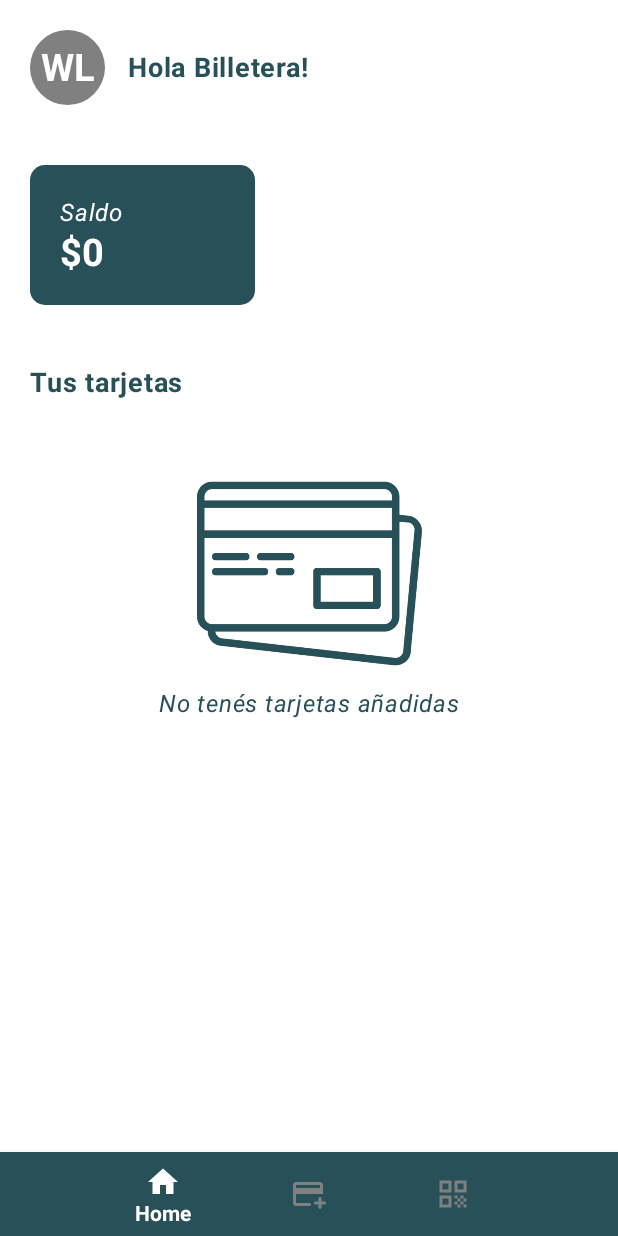
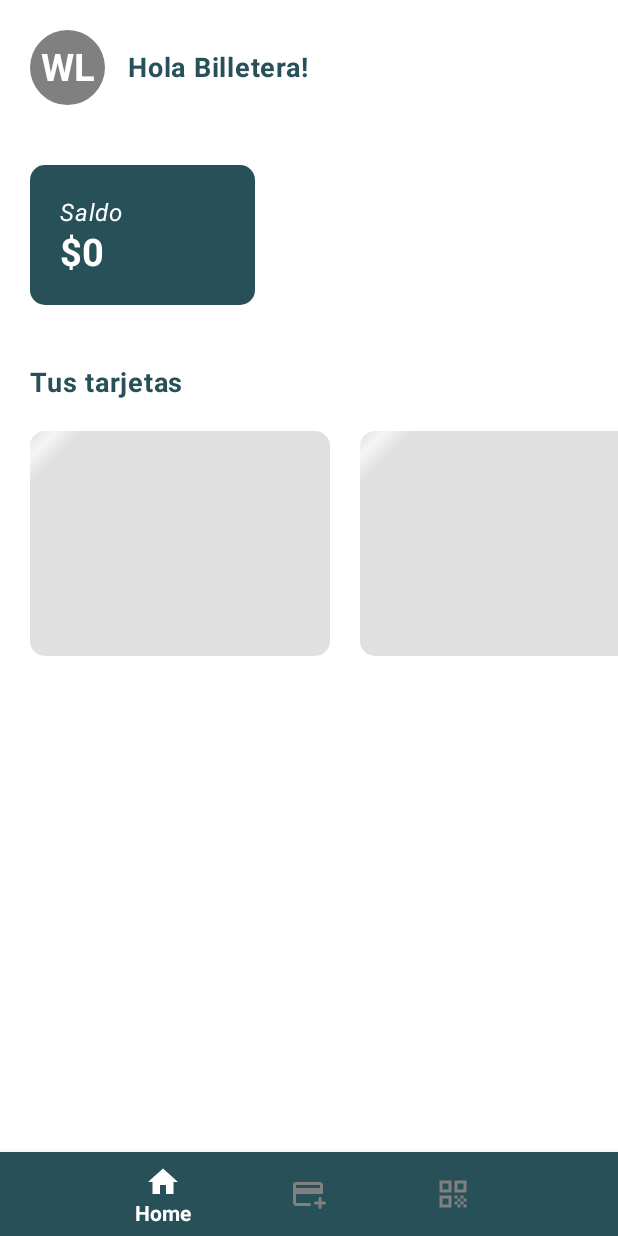
Before and after one commit to Lucas-Zacarias/Eldar-Wallet, an Android app built with Jetpack Compose: the HomeFragment screen opened directly, with no data from a screen before it, on a phone screen of 412 x 824 dp. Run offline under Robolectric (Android 15) with nearby library versions, the light colour scheme and no system bars; our stand-ins replace Dagger/Hilt's generated code, Room's generated code, constraintlayout-compose, livedata-compose.

Commit message:
a card shimmer was added

```diff
--- a/app/src/main/java/com/wallet/ui/home/HomeScreen.kt
+++ b/app/src/main/java/com/wallet/ui/home/HomeScreen.kt
@@ -3,6 +3,7 @@ package com.wallet.ui.home
 import androidx.compose.foundation.Image
 import androidx.compose.foundation.background
 import androidx.compose.foundation.clickable
+import androidx.compose.foundation.horizontalScroll
 import androidx.compose.foundation.isSystemInDarkTheme
 import androidx.compose.foundation.layout.Arrangement
 import androidx.compose.foundation.layout.Box
@@ -17,6 +18,7 @@ import androidx.compose.foundation.layout.size
 import androidx.compose.foundation.layout.width
 import androidx.compose.foundation.lazy.LazyRow
 import androidx.compose.foundation.lazy.items
+import androidx.compose.foundation.rememberScrollState
 import androidx.compose.foundation.shape.CircleShape
 import androidx.compose.foundation.shape.RoundedCornerShape
 import androidx.compose.material3.Card
@@ -24,10 +26,13 @@ import androidx.compose.material3.CardDefaults
 import androidx.compose.material3.MaterialTheme
 import androidx.compose.material3.Text
 import androidx.compose.runtime.Composable
+import androidx.compose.runtime.LaunchedEffect
 import androidx.compose.runtime.MutableState
+import androidx.compose.runtime.getValue
 import androidx.compose.runtime.livedata.observeAsState
 import androidx.compose.runtime.mutableStateOf
 import androidx.compose.runtime.remember
+import androidx.compose.runtime.setValue
 import androidx.compose.ui.Alignment
 import androidx.compose.ui.Modifier
 import androidx.compose.ui.graphics.Color
@@ -45,8 +50,10 @@ import com.wallet.R
 import com.wallet.domain.models.Card
 import com.wallet.domain.models.CardType
 import com.wallet.domain.usecases.EncryptionUseCase
+import com.wallet.ui.reusablecomponents.AnimatedCardShimmer
 import com.wallet.ui.reusablecomponents.ReusableCardItem
 import com.wallet.ui.reusablecomponents.ReusableDialog
+import kotlinx.coroutines.delay
 
 @Composable
 fun HomeScreen(
@@ -203,6 +210,12 @@ private fun UserCards(
     goToPayEvent: (ByteArray) -> Unit
 ) {
     val cards = viewModel.cardList.observeAsState().value
+    var showCards by remember { mutableStateOf(false) }
+
+    LaunchedEffect(key1 = Unit) {
+        delay(2000)
+        showCards = true
+    }
 
     Column {
 
@@ -217,13 +230,29 @@ private fun UserCards(
             textAlign = TextAlign.Start
         )
 
-        if (cards?.isNotEmpty() == true) {
-            CardList(cards, goToPayEvent)
+        if (!showCards) {
+            Box(modifier = Modifier.fillMaxWidth()) {
+                Row(
+                    modifier = Modifier
+                        .horizontalScroll(rememberScrollState())
+                        .padding(start = 20.dp, end = 20.dp),
+                    horizontalArrangement = Arrangement.spacedBy(20.dp)
+                ) {
+                    repeat(5) {
+                        AnimatedCardShimmer()
+                    }
+                }
+            }
         } else {
-            NoCardsAdded()
+            if (cards?.isNotEmpty() == true) {
+                CardList(cards, goToPayEvent)
+            } else {
+                NoCardsAdded()
+            }
         }
 
     }
+
 }
 
 @Composable
--- /dev/null
+++ b/app/src/main/java/com/wallet/ui/reusablecomponents/CardItemShimmer.kt
@@ -0,0 +1,65 @@
+package com.wallet.ui.reusablecomponents
+
+import androidx.compose.animation.core.FastOutSlowInEasing
+import androidx.compose.animation.core.RepeatMode
+import androidx.compose.animation.core.animateFloat
+import androidx.compose.animation.core.infiniteRepeatable
+import androidx.compose.animation.core.rememberInfiniteTransition
+import androidx.compose.animation.core.tween
+import androidx.compose.foundation.background
+import androidx.compose.foundation.layout.Box
+import androidx.compose.foundation.layout.Spacer
+import androidx.compose.foundation.layout.fillMaxSize
+import androidx.compose.foundation.layout.padding
+import androidx.compose.foundation.layout.size
+import androidx.compose.foundation.shape.RoundedCornerShape
+import androidx.compose.runtime.Composable
+import androidx.compose.ui.Modifier
+import androidx.compose.ui.geometry.Offset
+import androidx.compose.ui.graphics.Brush
+import androidx.compose.ui.graphics.Color
+import androidx.compose.ui.unit.dp
+
+@Composable
+fun AnimatedCardShimmer() {
+    val shimmerColors = listOf(
+        Color.LightGray.copy(alpha = 0.6f),
+        Color.LightGray.copy(alpha = 0.2f),
+        Color.LightGray.copy(alpha = 0.6f),
+    )
+
+    val transition = rememberInfiniteTransition(label = "")
+    val translateAnim = transition.animateFloat(
+        initialValue = 0f,
+        targetValue = 1000f,
+        animationSpec = infiniteRepeatable(
+            animation = tween(
+                durationMillis = 1000,
+                easing = FastOutSlowInEasing
+            ),
+            repeatMode = RepeatMode.Reverse
+        ), label = ""
+    )
+
+    val brush = Brush.linearGradient(
+        colors = shimmerColors,
+        start = Offset.Zero,
+        end = Offset(x = translateAnim.value, y = translateAnim.value)
+    )
+
+    CardItemShimmer(brush = brush)
+}
+
+@Composable
+fun CardItemShimmer(brush: Brush) {
+
+    Spacer(
+        modifier = Modifier
+            .size(width = 200.dp, height = 150.dp)
+            .background(
+                brush = brush,
+                shape = RoundedCornerShape(10.dp)
+            )
+    )
+
+}
```
